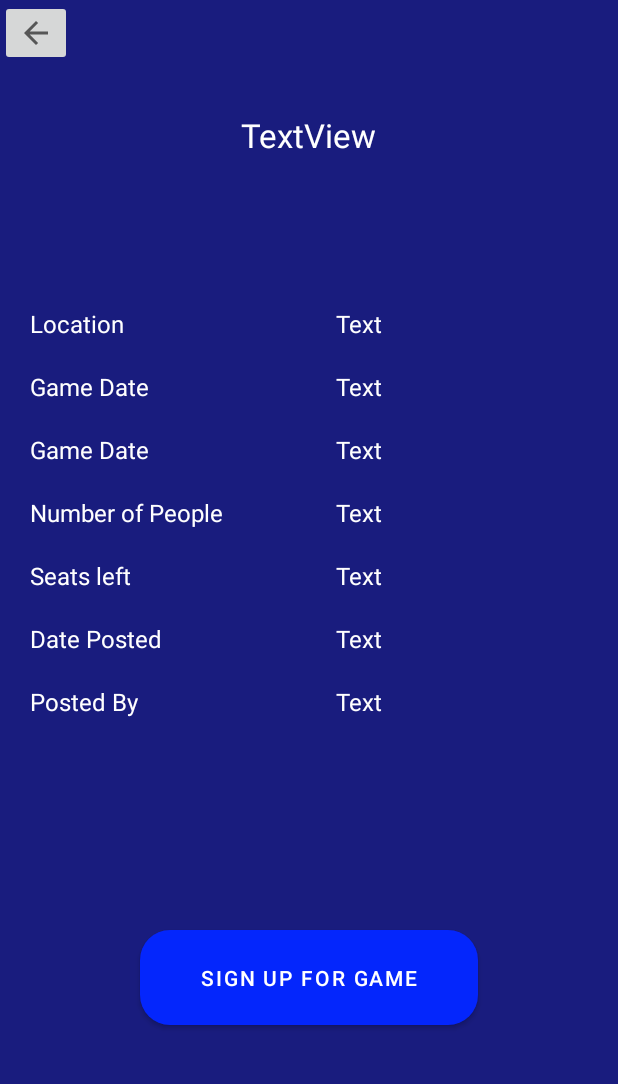
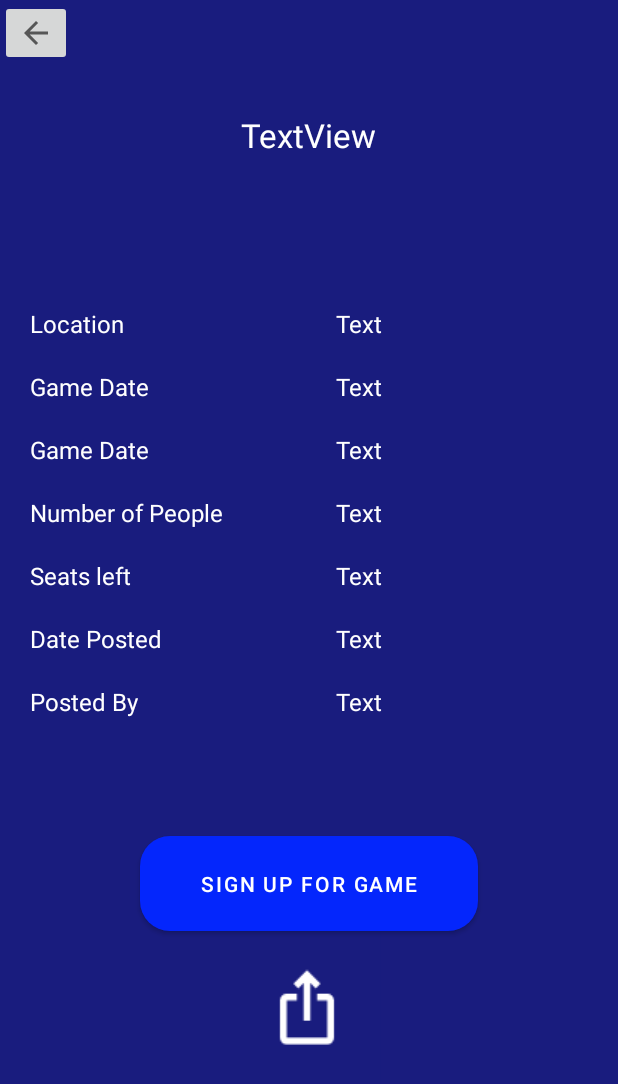
Before and after one commit to jacob7140/Gametime, an Android app: the layout fragment_game_item.xml on its own in the app's theme, with its tools: preview values and no code run, on a phone screen of 412 x 824 dp. Shown: the top 1084 px of the screen. Run offline under Robolectric (Android 15) with nearby library versions, the phone set to English and light mode, and no system bars.

Commit message:
Share Button
I added share button, but link should be changed

```diff
--- /dev/null
+++ b/app/src/main/res/drawable/outline_mobile_screen_share_white_36dp.xml
@@ -0,0 +1,6 @@
+<?xml version="1.0" encoding="UTF-8" standalone="no"?>
+<vector xmlns:android="http://schemas.android.com/apk/res/android" android:autoMirrored="true" android:height="36dp" android:tint="#FFFFFF" android:viewportHeight="24.0" android:viewportWidth="24.0" android:width="36dp">
+
+    <path android:fillColor="@android:color/white" android:pathData="M17,1L7,1c-1.1,0 -1.99,0.85 -1.99,1.95v18C5.01,22.05 5.9,23 7,23h10c1.1,0 2,-0.95 2,-2.05v-18C19,1.85 18.1,1 17,1zM17,19L7,19L7,5h10v14zM12.8,13.24v1.75L16,12l-3.2,-2.98v1.7c-3.11,0.43 -4.35,2.56 -4.8,4.7 1.11,-1.5 2.58,-2.18 4.8,-2.18z"/>
+
+</vector>
--- /dev/null
+++ b/app/src/main/res/drawable/share.xml
@@ -0,0 +1,6 @@
+<?xml version="1.0" encoding="UTF-8" standalone="no"?>
+<vector xmlns:android="http://schemas.android.com/apk/res/android" android:height="36dp" android:tint="#FFFFFF" android:viewportHeight="24.0" android:viewportWidth="24.0" android:width="36dp">
+
+    <path android:fillColor="@android:color/white" android:pathData="M16,5l-1.42,1.42 -1.59,-1.59L12.99,16h-1.98L11.01,4.83L9.42,6.42 8,5l4,-4 4,4zM20,10v11c0,1.1 -0.9,2 -2,2L6,23c-1.11,0 -2,-0.9 -2,-2L4,10c0,-1.11 0.89,-2 2,-2h3v2L6,10v11h12L18,10h-3L15,8h3c1.1,0 2,0.89 2,2z"/>
+
+</vector>
--- a/app/src/main/res/layout/fragment_game_item.xml
+++ b/app/src/main/res/layout/fragment_game_item.xml
@@ -60,7 +60,8 @@
         app:layout_constraintBottom_toBottomOf="parent"
         app:layout_constraintEnd_toEndOf="parent"
         app:layout_constraintStart_toStartOf="parent"
-        app:layout_constraintTop_toBottomOf="@+id/textView19" />
+        app:layout_constraintTop_toBottomOf="@+id/textView19"
+        app:layout_constraintVertical_bias="0.269" />
 
     <TextView
         android:id="@+id/textViewItemDatePosted"
@@ -189,4 +190,18 @@
         app:layout_constraintStart_toStartOf="@+id/textViewItemLocation"
         app:layout_constraintTop_toTopOf="@+id/textView9" />
 
+
+    <ImageButton
+        android:id="@+id/imageButtonShare"
+        android:layout_width="65dp"
+        android:layout_height="70dp"
+        android:layout_marginStart="172dp"
+        android:layout_marginTop="636dp"
+        android:background="#191C7E"
+        android:scaleX="1.5"
+        android:scaleY="1.5"
+        android:src="@drawable/share"
+        app:layout_constraintStart_toStartOf="parent"
+        app:layout_constraintTop_toTopOf="parent" />
+
 </androidx.constraintlayout.widget.ConstraintLayout>
```
Also changed, not shown: app/src/main/java/com/example/gametime/GameItemFragment.java (+20 -1 lines).
